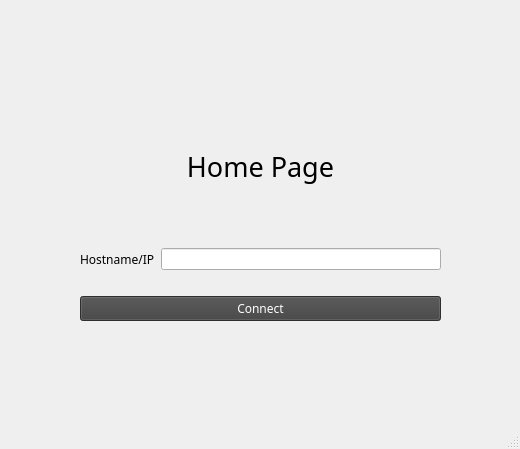
Before: the Qt Designer form clientQt/ClientQt/home.ui in woleigequy/networking_Assignment2, drawn with Qt 5.
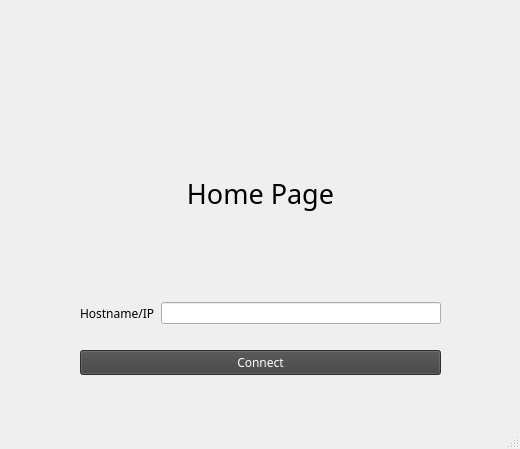
After: the same form once the commit is applied. Icons and pictures are not drawn.

Diff of the .ui file:
```diff
--- a/clientQt/ClientQt/home.ui
+++ b/clientQt/ClientQt/home.ui
@@ -10,6 +10,18 @@
     <height>449</height>
    </rect>
   </property>
+  <property name="minimumSize">
+   <size>
+    <width>520</width>
+    <height>449</height>
+   </size>
+  </property>
+  <property name="maximumSize">
+   <size>
+    <width>520</width>
+    <height>449</height>
+   </size>
+  </property>
   <property name="windowTitle">
    <string>Home</string>
   </property>
@@ -26,7 +38,7 @@
       <x>80</x>
       <y>90</y>
       <width>361</width>
-      <height>231</height>
+      <height>285</height>
      </rect>
     </property>
     <layout class="QVBoxLayout" name="verticalLayout_2">
```
Left out of the diff: 6 changed lines with no effect on the pictures.
